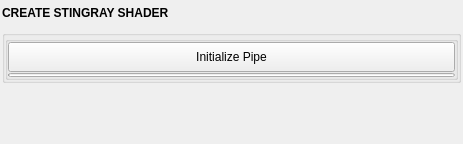
The window that mayatk/edit_utils/dynamic_pipe.ui (m3trik/mayatk) describes before a commit, drawn with Qt 5.
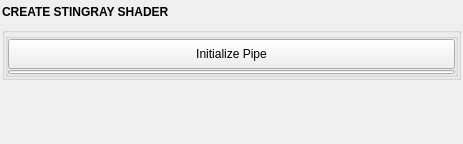
The same window after the commit. Custom widgets are drawn as their Qt base class.

```diff
--- a/mayatk/edit_utils/dynamic_pipe.ui
+++ b/mayatk/edit_utils/dynamic_pipe.ui
@@ -55,13 +55,13 @@
         <property name="minimumSize">
          <size>
           <width>0</width>
-          <height>22</height>
+          <height>19</height>
          </size>
         </property>
         <property name="maximumSize">
          <size>
           <width>999</width>
-          <height>22</height>
+          <height>19</height>
          </size>
         </property>
         <property name="font">
@@ -194,13 +194,13 @@
         <property name="minimumSize">
          <size>
           <width>0</width>
-          <height>20</height>
+          <height>19</height>
          </size>
         </property>
         <property name="maximumSize">
          <size>
           <width>16777215</width>
-          <height>20</height>
+          <height>19</height>
          </size>
         </property>
        </widget>
```
